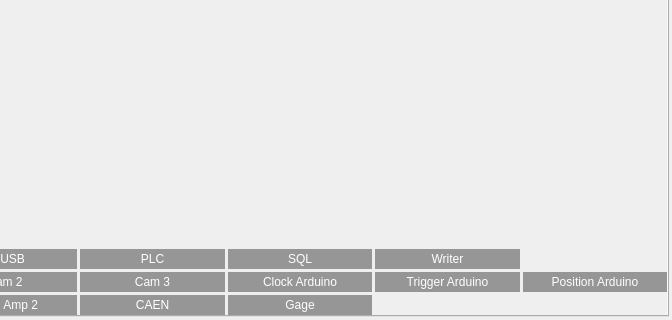
The window that ui/mainwindow.ui (SBC-Collaboration/SBC-RunControl) describes before a commit, drawn with Qt 5; both pictures show x 328 to 1000 and y 430 to 750 of the 1000 by 750 pixel window.
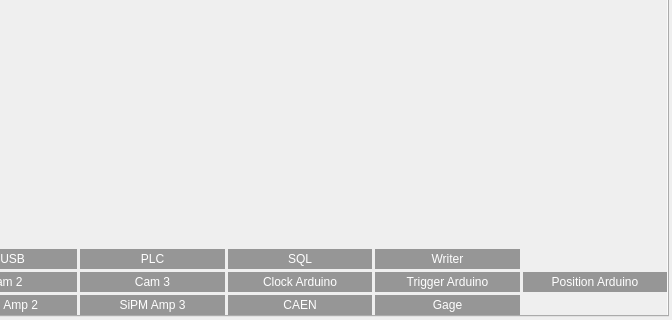
The same window after the commit. Icons and pictures are not drawn. Custom widgets are drawn as their Qt base class.

Commit message: Add sipm amp3 status light

```diff
--- a/ui/mainwindow.ui
+++ b/ui/mainwindow.ui
@@ -723,26 +723,6 @@
                   </property>
                  </widget>
                 </item>
-                <item row="2" column="2">
-                 <widget class="StatusLight" name="gen_status_caen">
-                  <property name="minimumSize">
-                   <size>
-                    <width>0</width>
-                    <height>20</height>
-                   </size>
-                  </property>
-                  <property name="styleSheet">
-                   <string notr="true">color: #ffffff;
-background-color: #969696;</string>
-                  </property>
-                  <property name="text">
-                   <string>CAEN</string>
-                  </property>
-                  <property name="alignment">
-                   <set>Qt::AlignmentFlag::AlignCenter</set>
-                  </property>
-                 </widget>
-                </item>
                 <item row="1" column="0">
                  <widget class="StatusLight" name="gen_status_cam1">
                   <property name="minimumSize">
@@ -863,26 +843,6 @@
                   </property>
                  </widget>
                 </item>
-                <item row="2" column="3">
-                 <widget class="StatusLight" name="gen_status_gage">
-                  <property name="minimumSize">
-                   <size>
-                    <width>0</width>
-                    <height>20</height>
-                   </size>
-                  </property>
-                  <property name="styleSheet">
-                   <string notr="true">color: #ffffff;
-background-color: #969696;</string>
-                  </property>
-                  <property name="text">
-                   <string>Gage</string>
-                  </property>
-                  <property name="alignment">
-                   <set>Qt::AlignmentFlag::AlignCenter</set>
-                  </property>
-                 </widget>
-                </item>
                 <item row="0" column="1">
                  <widget class="StatusLight" name="gen_status_niusb">
                   <property name="minimumSize">
@@ -963,6 +923,66 @@
                   </property>
                  </widget>
                 </item>
+                <item row="2" column="4">
+                 <widget class="StatusLight" name="status_gage">
+                  <property name="minimumSize">
+                   <size>
+                    <width>0</width>
+                    <height>20</height>
+                   </size>
+                  </property>
+                  <property name="styleSheet">
+                   <string notr="true">color: #ffffff;
+background-color: #969696;</string>
+                  </property>
+                  <property name="text">
+                   <string>Gage</string>
+                  </property>
+                  <property name="alignment">
+                   <set>Qt::AlignmentFlag::AlignCenter</set>
+                  </property>
+                 </widget>
+                </item>
+                <item row="2" column="3">
+                 <widget class="StatusLight" name="status_caen">
+                  <property name="minimumSize">
+                   <size>
+                    <width>0</width>
+                    <height>20</height>
+                   </size>
+                  </property>
+                  <property name="styleSheet">
+                   <string notr="true">color: #ffffff;
+background-color: #969696;</string>
+                  </property>
+                  <property name="text">
+                   <string>CAEN</string>
+                  </property>
+                  <property name="alignment">
+                   <set>Qt::AlignmentFlag::AlignCenter</set>
+                  </property>
+                 </widget>
+                </item>
+                <item row="2" column="2">
+                 <widget class="StatusLight" name="status_amp3">
+                  <property name="minimumSize">
+                   <size>
+                    <width>0</width>
+                    <height>20</height>
+                   </size>
+                  </property>
+                  <property name="styleSheet">
+                   <string notr="true">color: #ffffff;
+background-color: #969696;</string>
+                  </property>
+                  <property name="text">
+                   <string>SiPM Amp 3</string>
+                  </property>
+                  <property name="alignment">
+                   <set>Qt::AlignmentFlag::AlignCenter</set>
+                  </property>
+                 </widget>
+                </item>
                </layout>
               </item>
              </layout>
```
Left out of the diff: 34 changed lines with no effect on the pictures.
